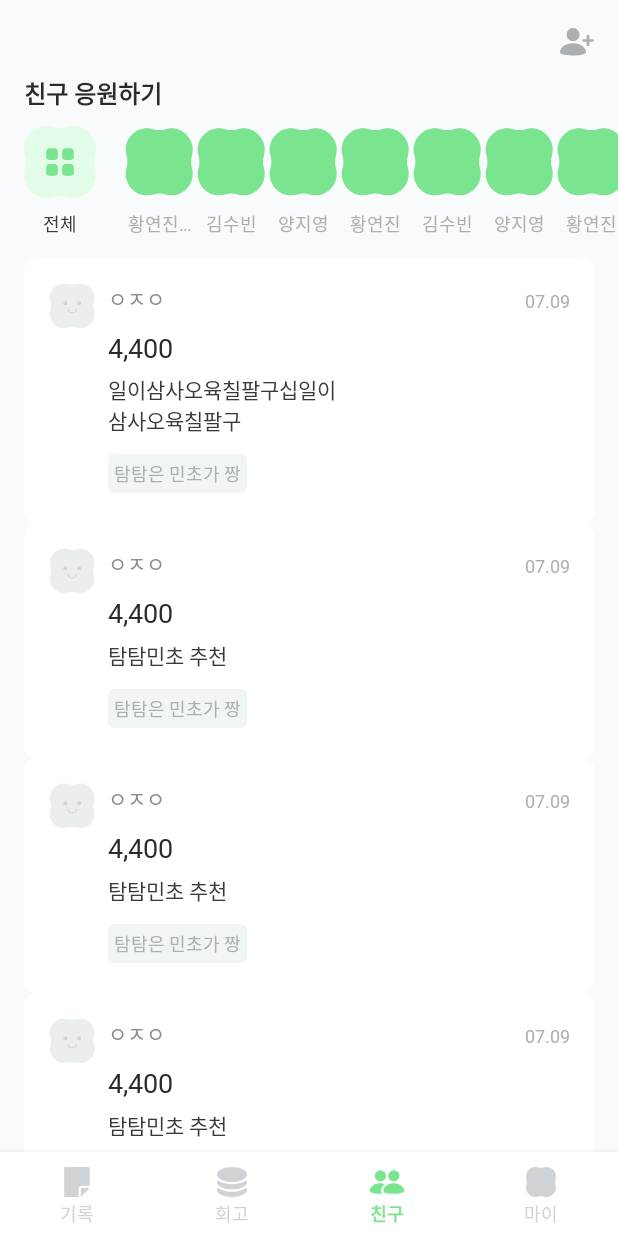
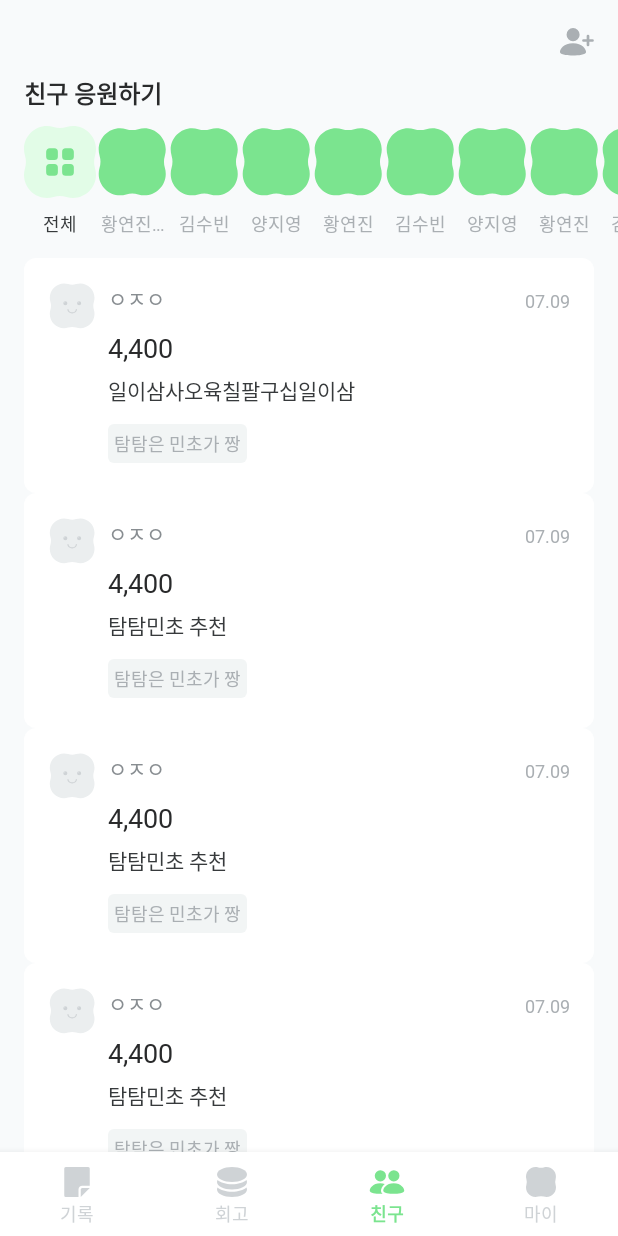
Before and after one commit to TeamPOME/POME-Android, an Android app: the screen it shows after launch (MainActivity), item 3 of the bottom bar chosen, on a phone screen of 412 x 824 dp. Run offline under Robolectric (Android 15) with nearby library versions, the phone set to English and light mode, and no system bars; our stand-ins replace Dagger/Hilt's generated code, Timber, data binding.

Commit message:
[feature/#18] 친구 뷰 멀티뷰타입으로 변경

```diff
--- a/app/src/main/java/com/teampome/pome/presentation/friends/FriendsFragment.kt
+++ b/app/src/main/java/com/teampome/pome/presentation/friends/FriendsFragment.kt
@@ -18,6 +18,7 @@ class FriendsFragment : BaseFragment<FragmentFriendsBinding>(R.layout.fragment_f
         initConsumeAdapter()
         initListAdapter()
         getFriendsConsumeData()
+
         getFriendProfileList()
     }
 
@@ -125,20 +126,20 @@ class FriendsFragment : BaseFragment<FragmentFriendsBinding>(R.layout.fragment_f
     }
 
     private fun getFriendProfileList() {
-        binding.rcvFriends.visibility=View.VISIBLE
-        friendsProfileAdapter.submitList(
+        binding.rcvFriends.visibility = View.VISIBLE
+        friendsProfileAdapter.friendsProfileList.addAll(
             listOf(
-                FriendsProfileData("황연진입니다","tmp"),
-                FriendsProfileData("김수빈","tmp"),
-                FriendsProfileData("양지영","tmp"),
-                FriendsProfileData("황연진","tmp"),
-                FriendsProfileData("김수빈","tmp"),
-                FriendsProfileData("양지영","tmp"),
-                FriendsProfileData("황연진","tmp"),
-                FriendsProfileData("김수빈","tmp"),
-                FriendsProfileData("양지영","tmp")
+                FriendsProfileWholeData("전체", "tmp"),
+                FriendsProfileData("황연진입니다", "tmp"),
+                FriendsProfileData("김수빈", "tmp"),
+                FriendsProfileData("양지영", "tmp"),
+                FriendsProfileData("황연진", "tmp"),
+                FriendsProfileData("김수빈", "tmp"),
+                FriendsProfileData("양지영", "tmp"),
+                FriendsProfileData("황연진", "tmp"),
+                FriendsProfileData("김수빈", "tmp"),
+                FriendsProfileData("양지영", "tmp")
             )
         )
     }
-
 }
--- a/app/src/main/java/com/teampome/pome/presentation/friends/FriendsProfileAdapter.kt
+++ b/app/src/main/java/com/teampome/pome/presentation/friends/FriendsProfileAdapter.kt
@@ -2,59 +2,85 @@ package com.teampome.pome.presentation.friends
 
 import android.view.LayoutInflater
 import android.view.ViewGroup
-import androidx.recyclerview.widget.DiffUtil
-import androidx.recyclerview.widget.ListAdapter
 import androidx.recyclerview.widget.RecyclerView
+import androidx.recyclerview.widget.RecyclerView.ViewHolder
+import com.teampome.pome.databinding.ItemFriendProfileEmptyBinding
 import com.teampome.pome.databinding.ItemFriendProfileListBinding
 
 class FriendsProfileAdapter :
-    ListAdapter<FriendsProfileData, FriendsProfileAdapter.FriendsProfileViewModel>(
-        DIFFUTIL
-    ) {
-    override fun onCreateViewHolder(
-        parent: ViewGroup,
-        viewType: Int
-    ): FriendsProfileAdapter.FriendsProfileViewModel {
-        val binding = ItemFriendProfileListBinding.inflate(
-            LayoutInflater.from(parent.context), parent, false
-        )
-        return FriendsProfileViewModel(binding)
+    RecyclerView.Adapter<RecyclerView.ViewHolder>() {
+    val friendsProfileList = mutableListOf<FriendsProfileInterface>()
+
+    override fun getItemViewType(position: Int): Int = when (friendsProfileList[position]) {
+        is FriendsProfileData -> {
+            VIEW_FULL
+        }
+        else -> {
+            VIEW_EMPTY
+        }
     }
 
-    override fun onBindViewHolder(
-        holder: FriendsProfileAdapter.FriendsProfileViewModel,
-        position: Int
-    ) {
-        holder.bind(getItem(position))
+    override fun onCreateViewHolder(parent: ViewGroup, viewType: Int): ViewHolder {
+        when (viewType) {
+            VIEW_FULL -> {
+                val binding = ItemFriendProfileListBinding.inflate(
+                    LayoutInflater.from(parent.context),
+                    parent,
+                    false
+                )
+                return FriendsProfileListViewHolder(binding)
+            }
+
+            else -> {
+                val binding = ItemFriendProfileEmptyBinding.inflate(
+                    LayoutInflater.from(parent.context),
+                    parent,
+                    false
+                )
+                return FriendsProfileEmptyViewHolder(binding)
+            }
+        }
     }
 
-    class FriendsProfileViewModel(private val binding: ItemFriendProfileListBinding) :
+    override fun onBindViewHolder(holder: RecyclerView.ViewHolder, position: Int) {
+        when(holder){
+            is FriendsProfileListViewHolder -> {
+                holder.bind(friendsProfileList[position] as FriendsProfileData)
+            }
+            is FriendsProfileEmptyViewHolder ->{
+                holder.bind(friendsProfileList[position] as FriendsProfileWholeData)
+
+            }
+            else -> {
+                //여기는 로그 띄우기
+            }
+        }
+
+    }
+
+    override fun getItemCount(): Int = friendsProfileList.size
+    class FriendsProfileListViewHolder(private val binding: ItemFriendProfileListBinding) :
         RecyclerView.ViewHolder(binding.root) {
-        fun bind(friendsProfileData: FriendsProfileData) {
-            //이미지 설정
-            binding.tvFriendname.text = friendsProfileData.name
+        fun bind(friendProfileData: FriendsProfileData) {
+            binding.tvFriendname.text = friendProfileData.name
+            //이미지 넣기
+        }
+
+
+    }
+
+    class FriendsProfileEmptyViewHolder(private val binding: ItemFriendProfileEmptyBinding) :
+        RecyclerView.ViewHolder(binding.root) {
+        fun bind(friendsProfileWholeData: FriendsProfileWholeData) {
+            //딱히 없음
+            //binding.tvWhole.text="전체"
 
         }
     }
 
-
     companion object {
-        val DIFFUTIL = object : DiffUtil.ItemCallback<FriendsProfileData>() {
-            override fun areItemsTheSame(
-                oldItem: FriendsProfileData,
-                newItem: FriendsProfileData
-            ): Boolean {
-                TODO("Not yet implemented")
-            }
-
-            override fun areContentsTheSame(
-                oldItem: FriendsProfileData,
-                newItem: FriendsProfileData
-            ): Boolean {
-                TODO("Not yet implemented")
-            }
-
-        }
+        const val VIEW_FULL = 0
+        const val VIEW_EMPTY = 1
     }
 
 }
--- a/app/src/main/java/com/teampome/pome/presentation/friends/FriendsProfileData.kt
+++ b/app/src/main/java/com/teampome/pome/presentation/friends/FriendsProfileData.kt
@@ -1,6 +1,12 @@
 package com.teampome.pome.presentation.friends
 
+interface FriendsProfileInterface
 data class FriendsProfileData(
-    val name:String,
-    val profile_image:String
-)
+    val name: String,
+    val profile_image: String,
+) : FriendsProfileInterface
+
+data class FriendsProfileWholeData(
+    val name: String,
+    val whole_image: String
+) : FriendsProfileInterface
--- a/app/src/main/res/layout/fragment_friends.xml
+++ b/app/src/main/res/layout/fragment_friends.xml
@@ -44,35 +44,16 @@
             android:paddingStart="16dp"
             app:layout_constraintTop_toBottomOf="@id/tv_title">
 
-            <ImageView
-                android:id="@+id/iv_friendprofile"
-                android:layout_width="wrap_content"
-                android:layout_height="wrap_content"
-                android:src="@drawable/ic_friend_profile_empty"
-                app:layout_constraintStart_toStartOf="parent"
-                app:layout_constraintTop_toTopOf="parent" />
 
-            <TextView
-                android:layout_width="wrap_content"
-                android:layout_height="wrap_content"
-                android:id="@+id/tv_whole"
-                style="@style/PomeSb12"
-                android:textColor="@color/pome_grey_8"
-                android:text="@string/whole_friends"
-                app:layout_constraintTop_toBottomOf="@id/iv_friendprofile"
-                android:layout_marginTop="8dp"
-                app:layout_constraintStart_toStartOf="@id/iv_friendprofile"
-                app:layout_constraintEnd_toEndOf="@id/iv_friendprofile" />
 
             <androidx.recyclerview.widget.RecyclerView
                 android:id="@+id/rcv_friends"
                 android:layout_width="0dp"
                 android:visibility="invisible"
                 android:layout_height="wrap_content"
-                android:layout_marginStart="18dp"
                 android:orientation="horizontal"
                 app:layoutManager="androidx.recyclerview.widget.LinearLayoutManager"
-                app:layout_constraintStart_toEndOf="@id/iv_friendprofile"
+                app:layout_constraintStart_toStartOf="parent"
                 app:layout_constraintTop_toTopOf="parent" />
         </androidx.constraintlayout.widget.ConstraintLayout>
 
--- a/app/src/main/res/layout/item_friend_consume_list.xml
+++ b/app/src/main/res/layout/item_friend_consume_list.xml
@@ -57,8 +57,9 @@
             <TextView
                 android:id="@+id/tv_frienddes"
                 style="@style/PomeM14"
-                android:layout_width="161dp"
+                android:layout_width="wrap_content"
                 android:maxLines="2"
+                android:maxLength="13"
                 android:layout_height="wrap_content"
                 android:layout_marginTop="5dp"
                 android:textColor="@color/pome_grey_8"
--- /dev/null
+++ b/app/src/main/res/layout/item_friend_profile_empty.xml
@@ -0,0 +1,27 @@
+<?xml version="1.0" encoding="utf-8"?>
+<androidx.constraintlayout.widget.ConstraintLayout xmlns:android="http://schemas.android.com/apk/res/android"
+    xmlns:app="http://schemas.android.com/apk/res-auto"
+    android:layout_width="wrap_content"
+    android:layout_height="wrap_content">
+
+    <ImageView
+        android:id="@+id/iv_friendprofile_whole"
+        android:layout_width="wrap_content"
+        android:layout_height="wrap_content"
+        android:src="@drawable/ic_friend_profile_empty"
+        app:layout_constraintStart_toStartOf="parent"
+        app:layout_constraintTop_toTopOf="parent" />
+
+    <TextView
+        android:id="@+id/tv_whole"
+        style="@style/PomeSb12"
+        android:layout_width="wrap_content"
+        android:layout_height="wrap_content"
+        android:layout_marginTop="8dp"
+        android:text="@string/whole_friends"
+        android:textColor="@color/pome_grey_8"
+        app:layout_constraintEnd_toEndOf="@id/iv_friendprofile_whole"
+        app:layout_constraintStart_toStartOf="@id/iv_friendprofile_whole"
+        app:layout_constraintTop_toBottomOf="@id/iv_friendprofile_whole" />
+
+</androidx.constraintlayout.widget.ConstraintLayout>
```
